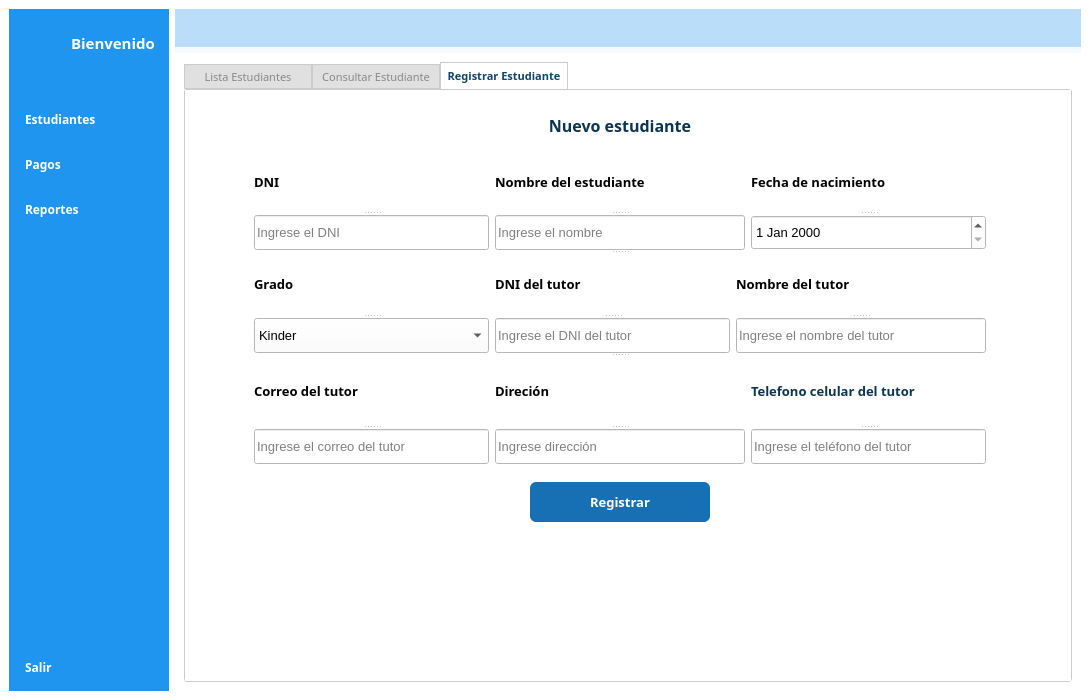
First picture: the form in gui/interface.ui, repository DeiviHerreraDiaz09/Student-Management-Project, before the edit.
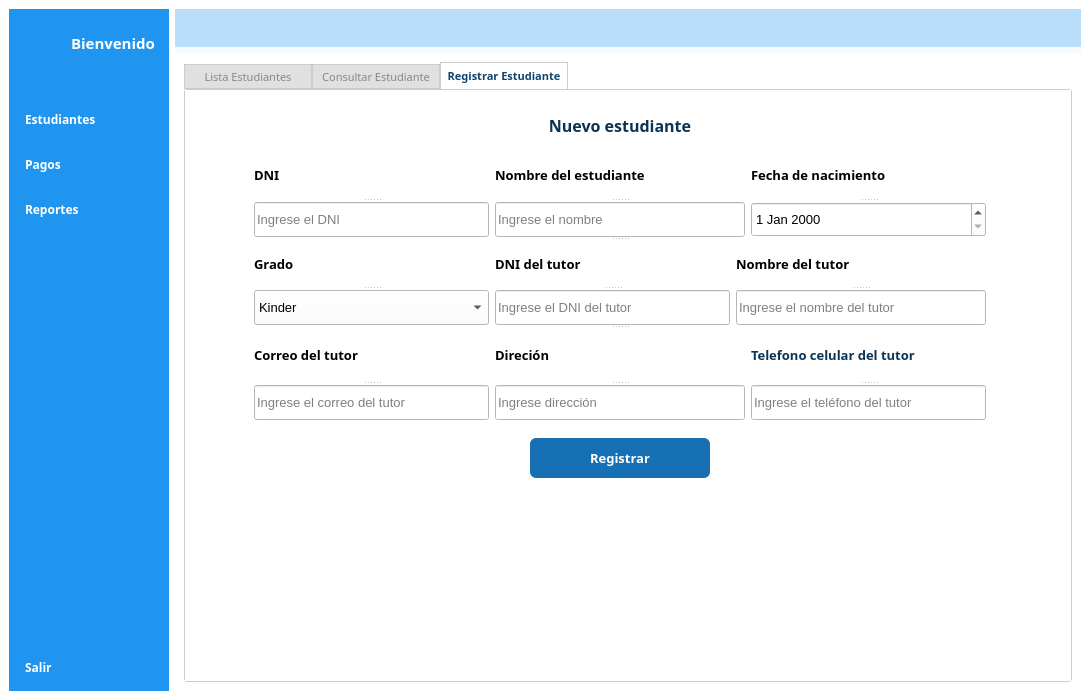
Second picture: the form after the edit. The open tabs and pages were chosen to show the change. Icons and pictures are not drawn.

Commit message: FEAT: Logic new student form

The edit to the form file:
```diff
--- a/gui/interface.ui
+++ b/gui/interface.ui
@@ -1786,6 +1786,44 @@
                       </property>
                      </widget>
                     </item>
+                    <item alignment="Qt::AlignHCenter">
+                     <widget class="QLabel" name="message">
+                      <property name="font">
+                       <font>
+                        <family>Euphemia</family>
+                        <pointsize>9</pointsize>
+                        <weight>75</weight>
+                        <bold>true</bold>
+                       </font>
+                      </property>
+                      <property name="styleSheet">
+                       <string notr="true">font-family: Euphemia;
+color:red;</string>
+                      </property>
+                      <property name="text">
+                       <string/>
+                      </property>
+                     </widget>
+                    </item>
+                    <item alignment="Qt::AlignHCenter">
+                     <widget class="QLabel" name="message_ok">
+                      <property name="font">
+                       <font>
+                        <family>Euphemia</family>
+                        <pointsize>9</pointsize>
+                        <weight>75</weight>
+                        <bold>true</bold>
+                       </font>
+                      </property>
+                      <property name="styleSheet">
+                       <string notr="true">font-family: Euphemia;
+color:green;</string>
+                      </property>
+                      <property name="text">
+                       <string/>
+                      </property>
+                     </widget>
+                    </item>
                    </layout>
                   </widget>
                  </item>
```
Left out of the diff: 10 changed lines with no effect on the pictures. The commit also changes 7 other files.
